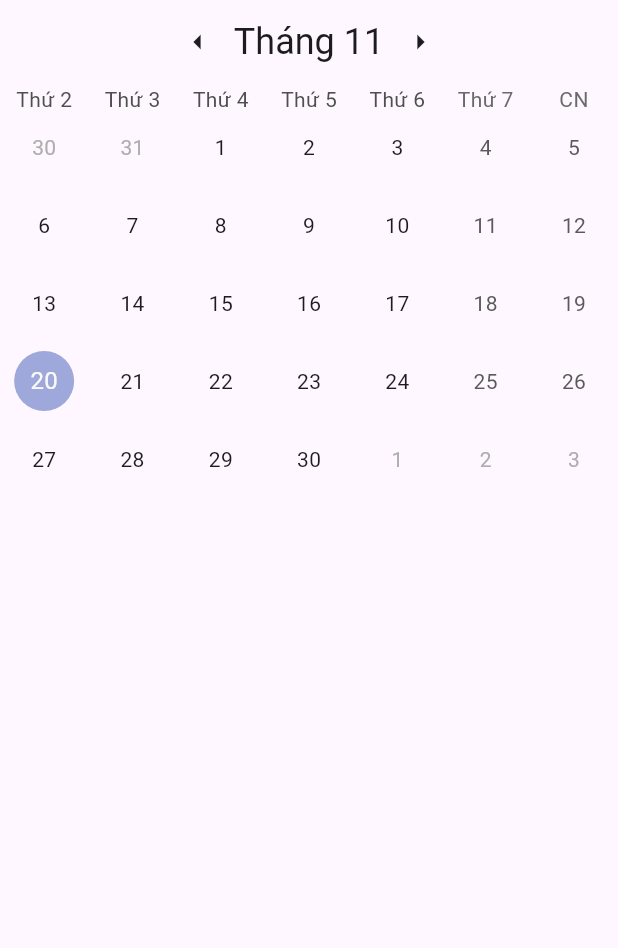
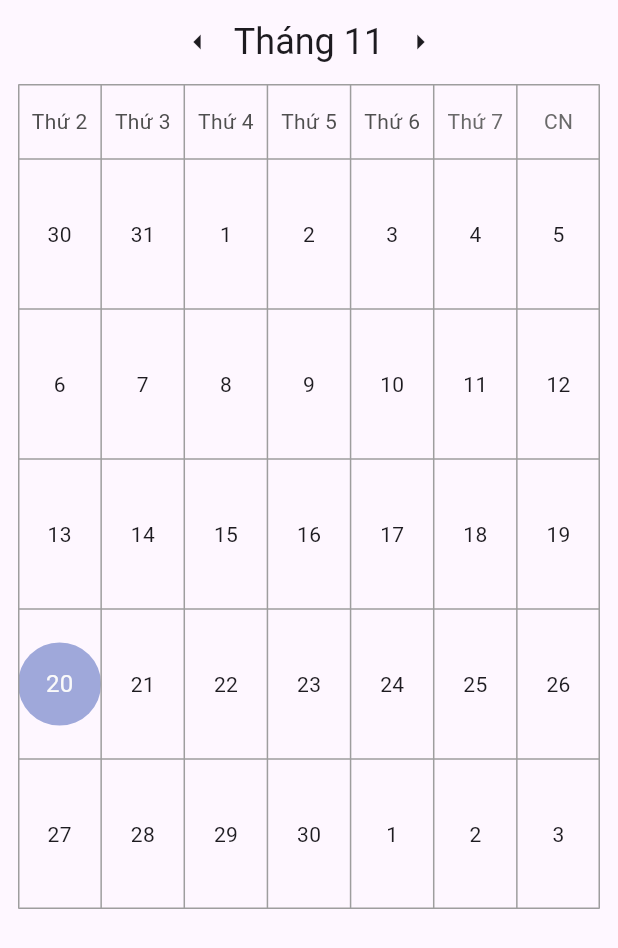
Before and after one commit to cuongnm2301/flutter_vietnamese_calendar, a Flutter app: the screen it shows after launch, on a phone screen of 412 x 824 dp. Shown: the top 948 px of the screen. Run offline on Flutter 3.47's test engine with Material 3 defaults, Android fonts, the light colour scheme and no system bars; drawn by our look-alikes of table_calendar.

Commit message:
update table calendar

```diff
--- a/lib/main.dart
+++ b/lib/main.dart
@@ -74,7 +74,12 @@ class MainCalendar extends State<HomePage> {
             },
           ),
         ),
-      body: TableCalendar(
+        body: SingleChildScrollView(
+          child: Column(children: <Widget>[
+            SizedBox(
+              child: TableCalendar(
+                rowHeight: 100,
+                daysOfWeekHeight: 50,
                 firstDay: kFirstDay,
                 lastDay: kLastDay,
                 focusedDay: _focusedDay.value,
@@ -106,8 +111,54 @@ class MainCalendar extends State<HomePage> {
                 locale: 'vi_VN',
                 headerVisible: false,
                 startingDayOfWeek: StartingDayOfWeek.monday,
+                calendarBuilders: CalendarBuilders(
+                  defaultBuilder: (context, day, focusedDay) =>
+                      DateBuilderWidget(
+                    context: context,
+                    day: day,
+                    focusedDay: focusedDay,
                   ),
-    );
+                  outsideBuilder: (context, day, focusedDay) =>
+                      DateBuilderWidget(
+                    context: context,
+                    day: day,
+                    focusedDay: focusedDay,
+                  ),
+                  // todayBuilder: (context, day, focusedDay) =>
+                  //     DateBuilderWidget(
+                  //       context: context,
+                  //       day: day,
+                  //       focusedDay: focusedDay,
+                  //     ),
+                  //     dowBuilder: (context, date) {
+                  //   String formattedDate = DateFormat('E', 'vi_VN').format(date);
+                  //   return Container(
+                  //     margin: const EdgeInsets.all(
+                  //         0.5), // Adjust margin for line thickness
+                  //     decoration: const BoxDecoration(
+                  //       border: Border(
+                  //           right: BorderSide(
+                  //               width: 1,
+                  //               color: Colors.grey)), // Line color and style
+                  //     ),
+                  //     child: Center(
+                  //       child: Text(
+                  //         formattedDate,
+                  //         style: const TextStyle().copyWith(fontSize: 16.0),
+                  //       ),
+                  //     ),
+                  //   );
+                  // }
+                  // Repeat similar builder for outsideBuilder, holidayBuilder, etc., if needed
+                ),
+                calendarStyle: CalendarStyle(
+                    tableBorder: TableBorder.all(width: 1, color: Colors.grey),
+                    tablePadding: const EdgeInsets.only(left: 12, right: 12),
+                    cellMargin: const EdgeInsets.all(0)),
+              ),
+            )
+          ]),
+        ));
   }
 }
 
@@ -150,3 +201,26 @@ class MonthDisplayWidget extends StatelessWidget {
     );
   }
 }
+
+class DateBuilderWidget extends StatelessWidget {
+  final BuildContext? context;
+  final DateTime day;
+  final DateTime focusedDay;
+
+  // Constructor
+  const DateBuilderWidget({
+    Key? key,
+    required this.context,
+    required this.day,
+    required this.focusedDay,
+  }) : super(key: key);
+
+  @override
+  Widget build(BuildContext context) {
+    return Center(
+      child: Text(
+        '${day.day}',
+      ),
+    );
+  }
+}
```
Lines whose indentation alone changed are shown as unchanged.
